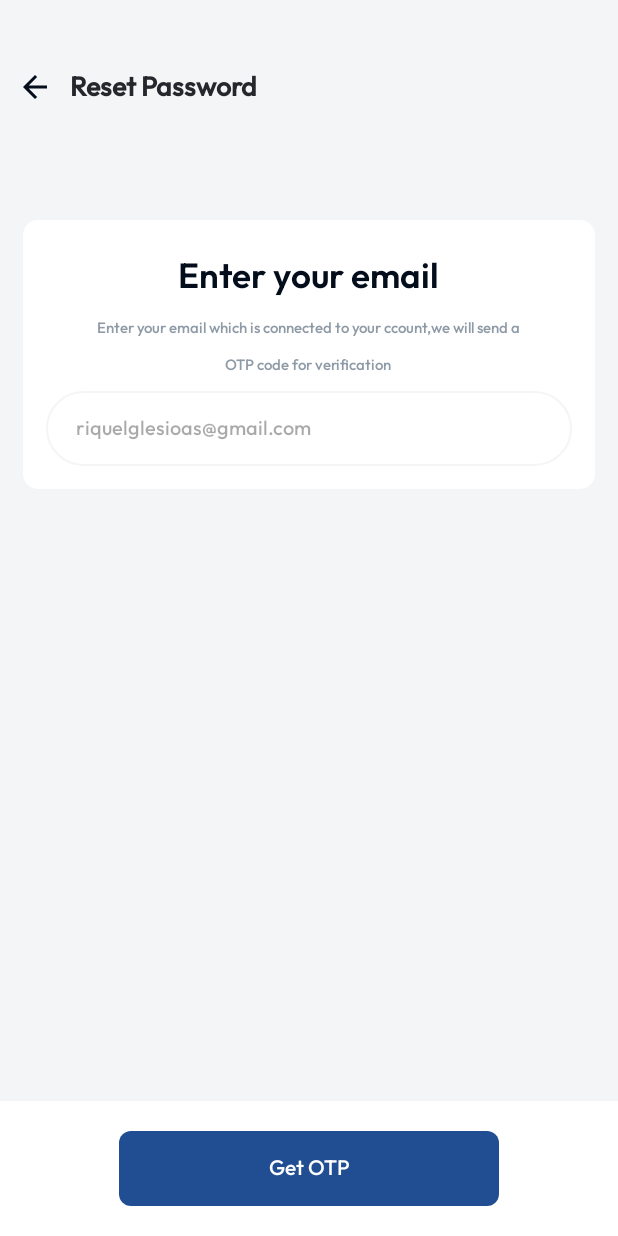
After one commit to mehedii-hassan/OPUS, an Android app: the fragment ForgotPasswordFragment shown on its own in the app's theme, on a phone screen of 412 x 824 dp. The commit adds this screen. Run offline under Robolectric (Android 15) with nearby library versions, the phone set to English and light mode, and no system bars; our stand-ins replace sdp/ssp sizes.

Commit message:
forgot password design done

```diff
--- /dev/null
+++ b/app/src/main/java/com/example/opus/ui/fragments/auth/ForgotPasswordFragment.kt
@@ -0,0 +1,21 @@
+package com.example.opus.ui.fragments.auth
+
+import android.os.Bundle
+import androidx.fragment.app.Fragment
+import android.view.LayoutInflater
+import android.view.View
+import android.view.ViewGroup
+import com.example.opus.R
+
+class ForgotPasswordFragment : Fragment() {
+
+
+    override fun onCreateView(
+        inflater: LayoutInflater, container: ViewGroup?,
+        savedInstanceState: Bundle?
+    ): View? {
+        // Inflate the layout for this fragment
+        return inflater.inflate(R.layout.fragment_forgot_password, container, false)
+    }
+
+}
--- /dev/null
+++ b/app/src/main/res/drawable/custom_reset_pass_container_background.xml
@@ -0,0 +1,8 @@
+<?xml version="1.0" encoding="utf-8"?>
+<shape xmlns:android="http://schemas.android.com/apk/res/android"
+    android:shape="rectangle">
+
+
+    <corners android:radius="10dp" />
+    <solid android:color="@color/white" />
+</shape>
--- /dev/null
+++ b/app/src/main/res/layout/fragment_forgot_password.xml
@@ -0,0 +1,166 @@
+<?xml version="1.0" encoding="utf-8"?>
+<androidx.constraintlayout.widget.ConstraintLayout xmlns:android="http://schemas.android.com/apk/res/android"
+    xmlns:app="http://schemas.android.com/apk/res-auto"
+    xmlns:tools="http://schemas.android.com/tools"
+    android:layout_width="match_parent"
+    android:layout_height="match_parent"
+    android:background="@color/colorBG"
+    tools:context=".ui.fragments.auth.ForgotPasswordFragment">
+
+    <androidx.constraintlayout.widget.ConstraintLayout
+        android:layout_width="match_parent"
+        android:layout_height="0dp"
+        android:paddingStart="@dimen/_15sdp"
+        android:paddingEnd="@dimen/_15sdp"
+        app:layout_constraintBottom_toTopOf="@+id/containerBtnCreateAccount"
+        app:layout_constraintTop_toTopOf="parent">
+
+        <androidx.constraintlayout.widget.Guideline
+            android:id="@+id/glOne"
+            android:layout_width="wrap_content"
+            android:layout_height="wrap_content"
+            android:orientation="horizontal"
+            app:layout_constraintGuide_percent=".2" />
+
+        <androidx.constraintlayout.widget.ConstraintLayout
+            android:id="@+id/containerTop"
+            android:layout_width="match_parent"
+            android:layout_height="wrap_content"
+            android:layout_marginTop="45dp"
+            app:layout_constraintTop_toTopOf="parent">
+
+
+            <ImageView
+                android:id="@+id/ivArrowLeft"
+                android:layout_width="wrap_content"
+                android:layout_height="wrap_content"
+                android:src="@drawable/ic_arrow_left"
+                app:layout_constraintBottom_toBottomOf="@+id/tvResetPassword"
+                app:layout_constraintStart_toStartOf="parent"
+                app:layout_constraintTop_toTopOf="@+id/tvResetPassword"
+                app:tint="#040D1B" />
+
+            <TextView
+                android:id="@+id/tvResetPassword"
+                android:layout_width="wrap_content"
+                android:layout_height="wrap_content"
+                android:layout_marginStart="@dimen/_15sdp"
+                android:fontFamily="@font/outfit_medium"
+                android:text="@string/reset_password"
+                android:textColor="@color/colorTitleText"
+                android:textSize="18sp"
+                android:textStyle="bold"
+                app:layout_constraintStart_toEndOf="@+id/ivArrowLeft"
+                app:layout_constraintTop_toTopOf="parent" />
+
+
+        </androidx.constraintlayout.widget.ConstraintLayout>
+
+        <LinearLayout
+            android:id="@+id/containerResetPassword"
+            android:layout_width="match_parent"
+            android:layout_height="wrap_content"
+            android:background="@drawable/custom_reset_pass_container_background"
+            android:gravity="center"
+            android:orientation="vertical"
+            android:paddingTop="15dp"
+            android:paddingBottom="15dp"
+            app:layout_constraintTop_toBottomOf="@+id/glOne">
+
+            <TextView
+                android:id="@+id/tvEnterEmail"
+                android:layout_width="wrap_content"
+                android:layout_height="wrap_content"
+                android:layout_marginTop="@dimen/_6sdp"
+                android:fontFamily="@font/outfit_semi_bold"
+                android:text="@string/enter_your_email_"
+                android:textColor="#040D1B"
+                android:textSize="23sp"
+                app:layout_constraintEnd_toEndOf="@+id/btnLogIn"
+                app:layout_constraintStart_toStartOf="@+id/btnLogIn"
+                app:layout_constraintTop_toBottomOf="@+id/btnLogIn" />
+
+            <TextView
+                android:id="@+id/tvDesc"
+                android:layout_width="wrap_content"
+                android:layout_height="wrap_content"
+                android:layout_marginTop="@dimen/_10sdp"
+                android:fontFamily="@font/outfit_medium"
+                android:text="@string/enter_your_email"
+                android:textColor="@color/colorDesc"
+                android:textSize="10sp"
+                app:layout_constraintEnd_toEndOf="@+id/btnLogIn"
+                app:layout_constraintStart_toStartOf="@+id/btnLogIn"
+                app:layout_constraintTop_toBottomOf="@+id/btnLogIn" />
+
+            <TextView
+                android:id="@+id/tvDescTwo"
+                android:layout_width="wrap_content"
+                android:layout_height="wrap_content"
+                android:layout_marginTop="@dimen/_10sdp"
+                android:fontFamily="@font/outfit_medium"
+                android:text="@string/otp_code_for_verification"
+                android:textColor="@color/colorDesc"
+                android:textSize="10sp"
+                app:layout_constraintEnd_toEndOf="@+id/btnLogIn"
+                app:layout_constraintStart_toStartOf="@+id/btnLogIn"
+                app:layout_constraintTop_toBottomOf="@+id/btnLogIn" />
+
+            <EditText
+                android:id="@+id/etEmail"
+                android:layout_width="match_parent"
+                android:layout_height="@dimen/_50sdp"
+                android:layout_marginHorizontal="@dimen/_15sdp"
+                android:layout_marginTop="@dimen/_10sdp"
+                android:background="@drawable/custom_et_email_background"
+                android:fontFamily="@font/outfit_medium"
+                android:hint="@string/riquelglesioas_gmail_com"
+                android:paddingStart="@dimen/_20sdp"
+                android:paddingEnd="@dimen/_25sdp"
+                android:textColor="@color/colorEmailAndPassword"
+                android:textSize="13sp" />
+
+        </LinearLayout>
+    </androidx.constraintlayout.widget.ConstraintLayout>
+
+
+    <androidx.constraintlayout.widget.ConstraintLayout
+        android:id="@+id/containerBtnCreateAccount"
+        android:layout_width="match_parent"
+        android:layout_height="wrap_content"
+        android:background="@color/white"
+        android:padding="20dp"
+        app:layout_constraintBottom_toBottomOf="parent">
+
+        <androidx.constraintlayout.widget.Guideline
+            android:id="@+id/glStart"
+            android:layout_width="wrap_content"
+            android:layout_height="wrap_content"
+            android:orientation="vertical"
+            app:layout_constraintGuide_percent=".16" />
+
+        <androidx.constraintlayout.widget.Guideline
+            android:id="@+id/glEnd"
+            android:layout_width="wrap_content"
+            android:layout_height="wrap_content"
+            android:orientation="vertical"
+            app:layout_constraintGuide_percent=".84" />
+
+        <TextView
+            android:id="@+id/btnGetOtp"
+            android:layout_width="0dp"
+            android:layout_height="50dp"
+            android:background="@drawable/custom_btn_login_background"
+            android:fontFamily="@font/outfit_medium"
+            android:gravity="center"
+            android:text="@string/get_otp"
+            android:textColor="@color/white"
+            android:textSize="14sp"
+            app:layout_constraintBottom_toBottomOf="parent"
+            app:layout_constraintEnd_toEndOf="@+id/glEnd"
+            app:layout_constraintStart_toStartOf="@+id/glStart" />
+
+    </androidx.constraintlayout.widget.ConstraintLayout>
+
+
+</androidx.constraintlayout.widget.ConstraintLayout>
--- a/app/src/main/res/layout/fragment_post_job.xml
+++ b/app/src/main/res/layout/fragment_post_job.xml
@@ -48,7 +48,7 @@
                     android:layout_marginStart="@dimen/_15sdp"
                     android:fontFamily="@font/outfit_medium"
                     android:text="@string/post_job"
-                    android:textColor="@color/colorAddInfo"
+                    android:textColor="@color/colorTitleText"
                     android:textSize="18sp"
                     android:textStyle="bold"
                     app:layout_constraintStart_toEndOf="@+id/ivArrowLeft"
--- a/app/src/main/res/layout/fragment_register.xml
+++ b/app/src/main/res/layout/fragment_register.xml
@@ -48,7 +48,7 @@
                     android:layout_marginStart="@dimen/_15sdp"
                     android:fontFamily="@font/outfit_medium"
                     android:text="Add Info"
-                    android:textColor="@color/colorAddInfo"
+                    android:textColor="@color/colorTitleText"
                     android:textSize="18sp"
                     android:textStyle="bold"
                     app:layout_constraintStart_toEndOf="@+id/ivArrowLeft"
--- a/app/src/main/res/navigation/auth_nav_graph.xml
+++ b/app/src/main/res/navigation/auth_nav_graph.xml
@@ -20,5 +20,10 @@
         android:name="com.example.opus.ui.fragments.auth.RegisterFragment"
         android:label="RegisterFragment"
         tools:layout="@layout/fragment_register" />
+    <fragment
+        android:id="@+id/forgotPasswordFragment"
+        android:name="com.example.opus.ui.fragments.auth.ForgotPasswordFragment"
+        android:label="fragment_forgot_password"
+        tools:layout="@layout/fragment_forgot_password" />
 
 </navigation>
--- a/app/src/main/res/values/colors.xml
+++ b/app/src/main/res/values/colors.xml
@@ -5,8 +5,9 @@
     <color name="colorPrimary">#00807F</color>
     <color name="colorSecondary">#214E92</color>
     <color name="colorBG">#F3F5F7</color>
-    <color name="colorAddInfo">#24282D</color>
+    <color name="colorTitleText">#24282D</color>
     <color name="colorEmailAndPassword">#373030</color>
     <color name="color_tv_do_not_have_account">#8E9AA6</color>
+    <color name="colorDesc">#8E9AA6</color>
 
 </resources>
--- a/app/src/main/res/values/strings.xml
+++ b/app/src/main/res/values/strings.xml
@@ -29,4 +29,10 @@
     <string name="starting_time">Starting Time</string>
     <string name="expired_date">Expired Date</string>
     <string name="location">Location</string>
+    <string name="reset_password">Reset Password</string>
+    <string name="get_otp">Get OTP</string>
+    <string name="otp_code_for_verification">OTP code for verification</string>
+    <string name="enter_your_email">Enter your email which is connected to your ccount,we will send a</string>
+    <string name="enter_your_email_">Enter your email</string>
+    <string name="riquelglesioas_gmail_com">riquelglesioas@gmail.com</string>
 </resources>
```
